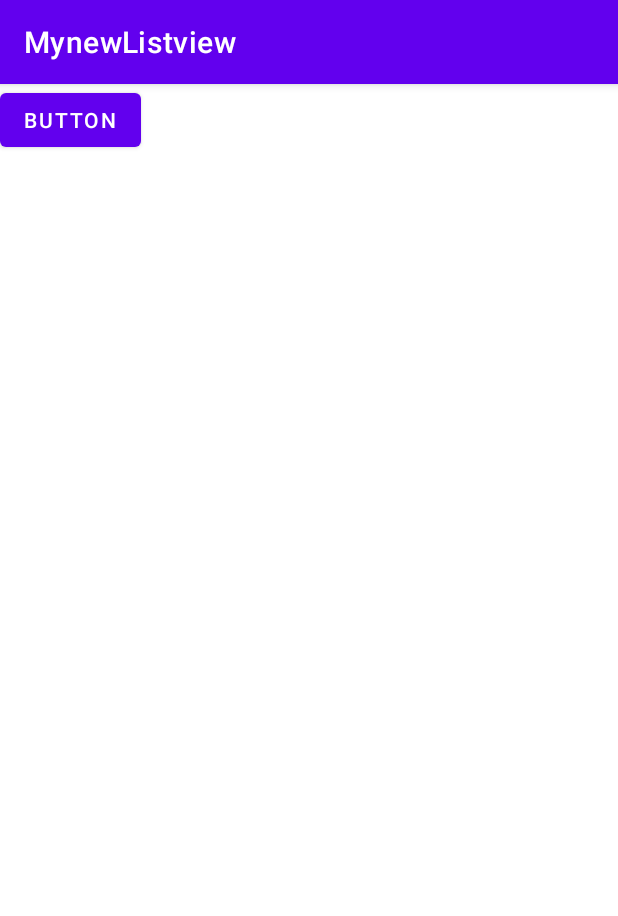
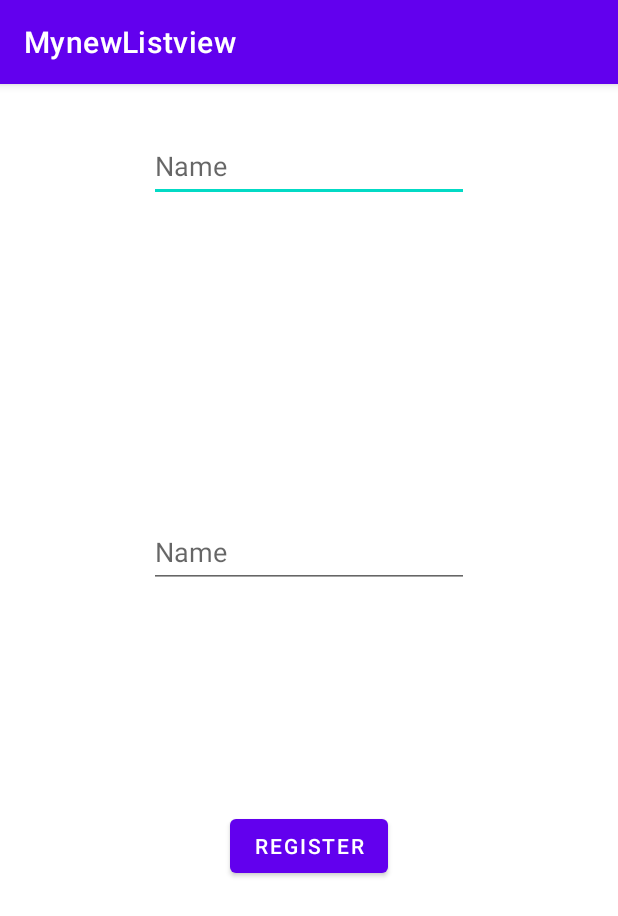
Before and after one commit to avinashsinha4550/Adapter, an Android app: the Register screen opened directly, with no data from a screen before it, on a phone screen of 412 x 824 dp. Shown: the top 916 px of the screen. Run offline under Robolectric (Android 15) with nearby library versions, the phone set to English and light mode, and no system bars.

```diff
--- a/app/src/main/java/com/example/mynewlistview/Register.java
+++ b/app/src/main/java/com/example/mynewlistview/Register.java
@@ -2,13 +2,35 @@ package com.example.mynewlistview;
 
 import androidx.appcompat.app.AppCompatActivity;
 
+import android.content.SharedPreferences;
 import android.os.Bundle;
+import android.view.View;
+import android.widget.Button;
+import android.widget.EditText;
 
 public class Register extends AppCompatActivity {
-
+    Button login_register,Register_register;
+    EditText username_register,password_register;
+    SharedPreferences  sharedpreferance;
+    SharedPreferences.Editor editor;
     @Override
     protected void onCreate(Bundle savedInstanceState) {
         super.onCreate(savedInstanceState);
         setContentView(R.layout.activity_register);
+        username_register=(EditText) findViewById(R.id.register_edittext);
+        password_register=(EditText) findViewById(R.id.username_edit_register);
+        Register_register=(Button) findViewById(R.id.register_button);
+        Register_register.setOnClickListener(new View.OnClickListener() {
+            @Override
+            public void onClick(View view) {
+                String uuser_name=username_register.getText().toString();
+                String passsword_register=password_register.getText().toString();
+                sharedpreferance=getSharedPreferences("USERINFO",0);
+
+                editor.putString("username",uuser_name);
+                editor.putString("Password",passsword_register);
+
+            }
+        });
     }
 }
--- a/app/src/main/res/layout/activity_register.xml
+++ b/app/src/main/res/layout/activity_register.xml
@@ -7,38 +7,43 @@
     tools:context=".Register">
 
     <EditText
-        android:id="@+id/editTextTextPersonName"
+        android:id="@+id/register_edittext"
         android:layout_width="wrap_content"
         android:layout_height="wrap_content"
         android:layout_marginTop="134dp"
         android:layout_marginBottom="124dp"
         android:ems="10"
+        android:layout_marginVertical="20dp"
         android:inputType="textPersonName"
-        android:text="Name"
-        app:layout_constraintBottom_toTopOf="@+id/editTextTextPersonName2"
-        app:layout_constraintEnd_toEndOf="@+id/editTextTextPersonName2"
+        android:minHeight="48dp"
+        android:hint="Name"
+        app:layout_constraintBottom_toTopOf="@+id/username_edit_register"
+        app:layout_constraintEnd_toEndOf="@+id/username_edit_register"
         app:layout_constraintHorizontal_bias="0.0"
-        app:layout_constraintStart_toStartOf="@+id/editTextTextPersonName2"
-        app:layout_constraintTop_toTopOf="parent" />
+        app:layout_constraintStart_toStartOf="@+id/username_edit_register"
+        app:layout_constraintTop_toTopOf="parent"
+        app:layout_constraintVertical_bias="0.054" />
 
     <EditText
-        android:id="@+id/editTextTextPersonName2"
+        android:id="@+id/username_edit_register"
         android:layout_width="wrap_content"
         android:layout_height="wrap_content"
-        android:layout_marginBottom="108dp"
+        android:layout_marginBottom="148dp"
         android:ems="10"
         android:inputType="textPersonName"
-        android:text="Name"
-        app:layout_constraintBottom_toTopOf="@+id/button3"
-        app:layout_constraintEnd_toEndOf="@+id/button3"
-        app:layout_constraintHorizontal_bias="0.586"
-        app:layout_constraintStart_toStartOf="@+id/button3" />
+        android:minHeight="48dp"
+        android:hint="Name"
+        app:layout_constraintBottom_toTopOf="@+id/register_button"
+        app:layout_constraintEnd_toEndOf="@+id/register_button"
+        app:layout_constraintStart_toStartOf="@+id/register_button" />
 
     <Button
-        android:id="@+id/button3"
+        android:id="@+id/register_button"
         android:layout_width="wrap_content"
         android:layout_height="wrap_content"
-        android:text="Button"
-        tools:layout_editor_absoluteX="153dp"
-        tools:layout_editor_absoluteY="457dp" />
+        android:layout_marginBottom="236dp"
+        android:text="Register"
+        app:layout_constraintBottom_toBottomOf="parent"
+        app:layout_constraintEnd_toEndOf="parent"
+        app:layout_constraintStart_toStartOf="parent" />
 </androidx.constraintlayout.widget.ConstraintLayout>
```
Also changed, not shown: app/src/main/AndroidManifest.xml (+5 -2 lines), app/src/main/java/com/example/mynewlistview/HomeActivity.java (added, +14 -0 lines), app/src/main/java/com/example/mynewlistview/Shareprefernceexample.java (+40 -0 lines), app/src/main/res/layout/activity_home.xml (added, +9 -0 lines), app/src/main/res/layout/sharedpreferenceexample.xml (+17 -3 lines).
